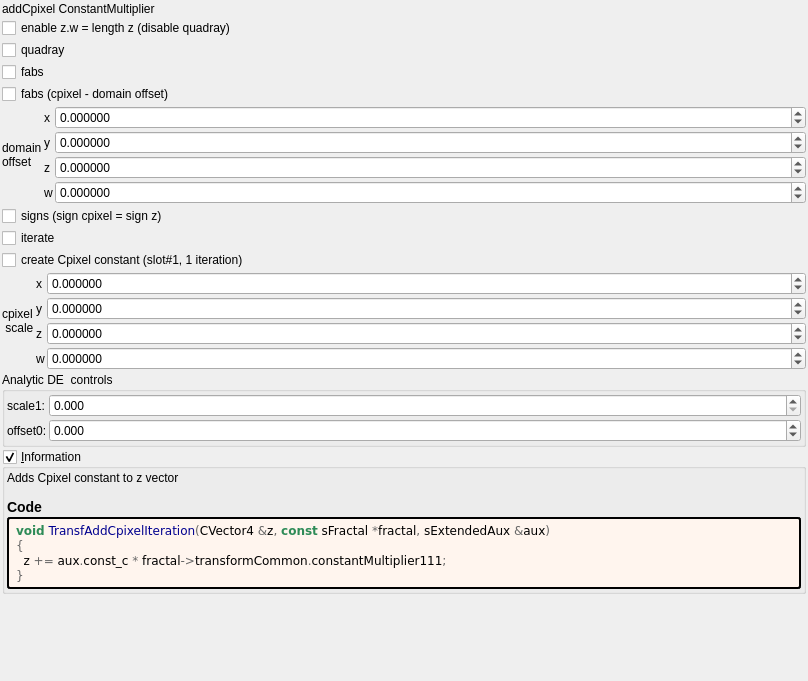
Before: the Qt Designer form mandelbulber2/formula/ui/transf_add_cpixel4d.ui in buddhi1980/mandelbulber2, drawn with Qt 5.
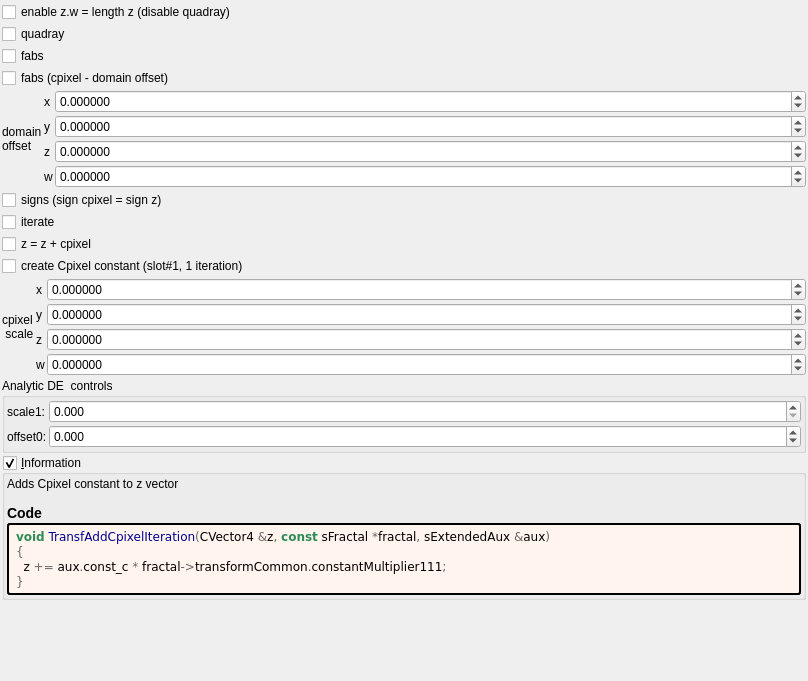
After: the same form once the commit is applied. Custom widgets are drawn as their Qt base class.

Patch:
```diff
--- a/mandelbulber2/formula/ui/transf_add_cpixel4d.ui
+++ b/mandelbulber2/formula/ui/transf_add_cpixel4d.ui
@@ -29,16 +29,6 @@
    <property name="bottomMargin">
     <number>2</number>
    </property>
-   <item>
-    <widget class="QLabel" name="label">
-     <property name="toolTip">
-      <string>&lt;html&gt;&lt;head/&gt;&lt;body&gt;&lt;p&gt;Cpixel is CVector3 c = ( c.x, c.y, c.z). It is each original point (pixel) in 3D space where the iteration starts from, ( c = original z for each point .) It is commonly found in formula structures z = f(z) + c.&lt;/p&gt;&lt;p&gt;The Cpixel multiplier effectively scales this point &amp;quot;c&amp;quot;.&lt;/p&gt;&lt;/body&gt;&lt;/html&gt;</string>
-     </property>
-     <property name="text">
-      <string>addCpixel ConstantMultiplier</string>
-     </property>
-    </widget>
-   </item>
    <item>
     <widget class="MyCheckBox" name="checkBox_transf_function_enabledA_false">
      <property name="text">
@@ -236,6 +226,13 @@
      </property>
     </widget>
    </item>
+   <item>
+    <widget class="MyCheckBox" name="checkBox_transf_function_enabled">
+     <property name="text">
+      <string>z = z + cpixel</string>
+     </property>
+    </widget>
+   </item>
    <item>
     <widget class="MyCheckBox" name="checkBox_transf_addCpixel_enabled_false">
      <property name="text">
```
